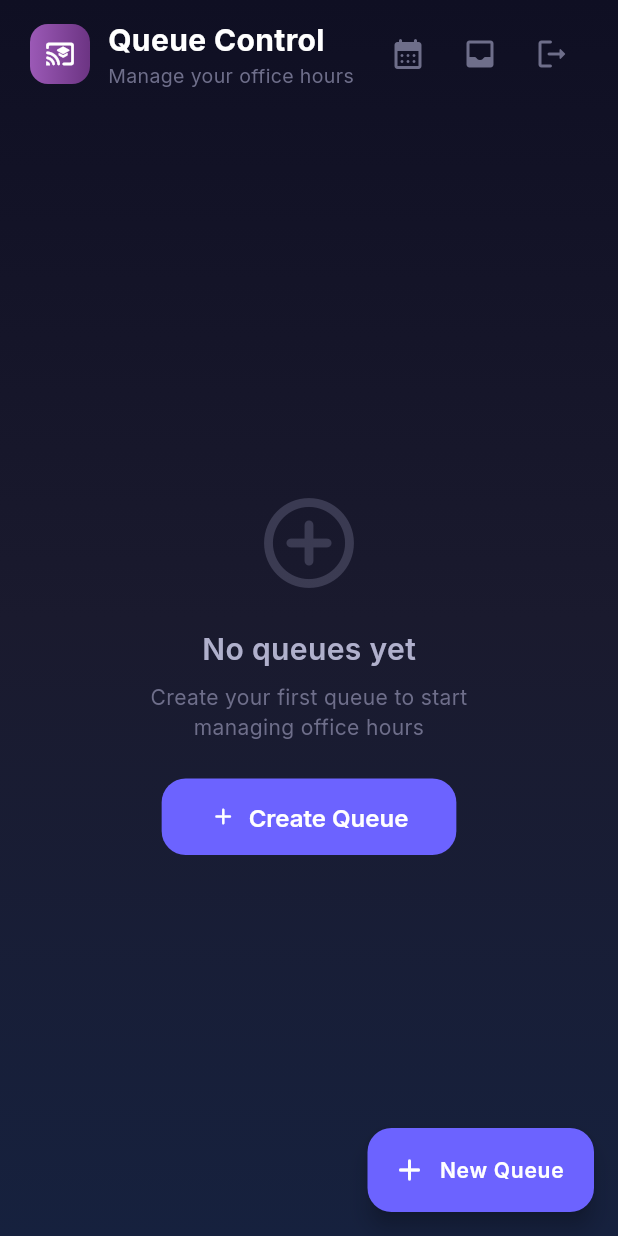
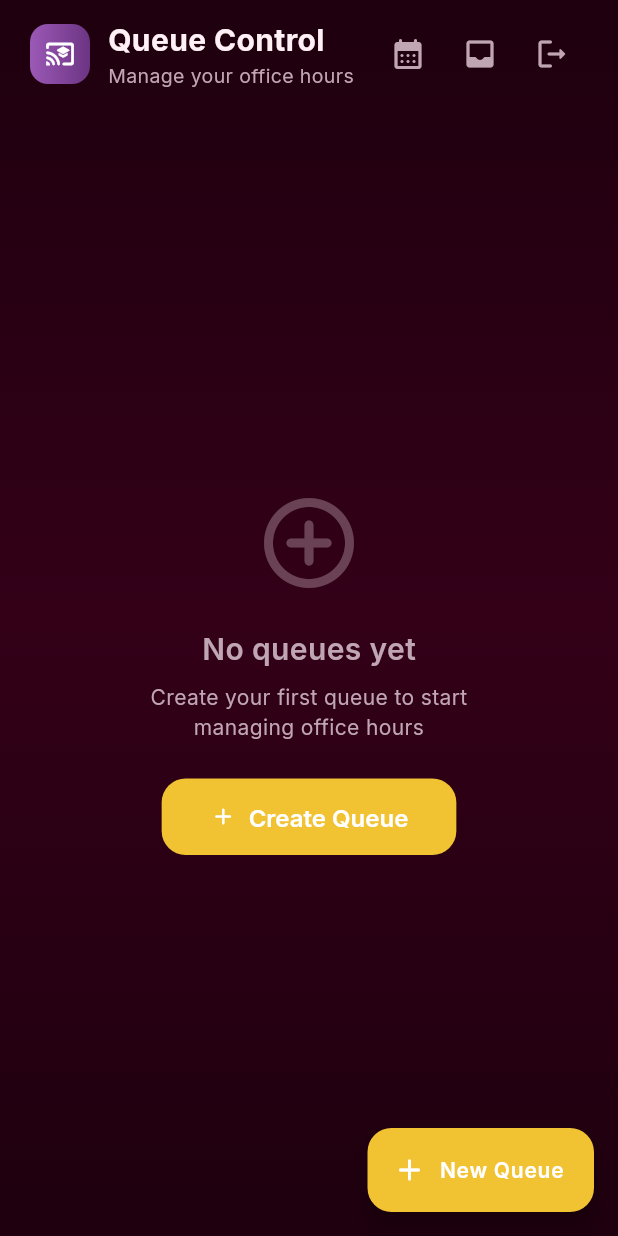
Before and after one commit to SaminYeasher/DigiQueue, a Flutter app: the QueueControlScreen screen opened directly, on a phone screen of 412 x 824 dp. Run offline on Flutter 3.47's test engine with Material 3 defaults, Android fonts, the phone set to English and light mode, and no system bars; our stand-ins replace cloud_firestore, firebase_auth, firebase_core, flutter_riverpod, google_fonts; accounts and stored records are empty.

Commit message:
theme color setup and BG color based on EDU

```diff
--- a/lib/main.dart
+++ b/lib/main.dart
@@ -83,7 +83,7 @@ class _AuthGate extends ConsumerWidget {
               const SizedBox(height: 4),
               Text(
                 '$error',
-                style: TextStyle(color: AppColors.textMuted, fontSize: 12),
+                style: TextStyle(color: AppColors.textSecondary, fontSize: 12),
                 textAlign: TextAlign.center,
               ),
             ],
--- a/lib/screens/auth/role_select_screen.dart
+++ b/lib/screens/auth/role_select_screen.dart
@@ -151,7 +151,7 @@ class _RoleSelectScreenState extends ConsumerState<RoleSelectScreen>
                             gradient: const LinearGradient(
                               begin: Alignment.topLeft,
                               end: Alignment.bottomRight,
-                              colors: [Color(0xFF6C63FF), Color(0xFF4A42DB)],
+                              colors: [Color(0xFFF1C232), Color(0xFFBF9000)],
                             ),
                             isSelected: _selectedIndex == 0,
                             onTap: () => _selectRole(0),
--- a/lib/screens/professor/queue_control_screen.dart
+++ b/lib/screens/professor/queue_control_screen.dart
@@ -325,7 +325,7 @@ class _QueueControlScreenState extends ConsumerState<QueueControlScreen>
                             Text(
                               'Manage your office hours',
                               style: TextStyle(
-                                color: AppColors.textMuted,
+                                color: AppColors.textSecondary,
                                 fontSize: 13,
                               ),
                             ),
@@ -341,7 +341,7 @@ class _QueueControlScreenState extends ConsumerState<QueueControlScreen>
                           ));
                         },
                         icon: const Icon(Icons.calendar_month_rounded,
-                            color: AppColors.textMuted),
+                            color: AppColors.textSecondary),
                         tooltip: 'Appointments',
                       ),
                       // Inbox button with badge
@@ -355,14 +355,14 @@ class _QueueControlScreenState extends ConsumerState<QueueControlScreen>
                             ));
                           },
                           icon: const Icon(Icons.inbox_rounded,
-                              color: AppColors.textMuted),
+                              color: AppColors.textSecondary),
                           tooltip: 'Inbox',
                         ),
                       ),
                       IconButton(
                         onPressed: _signOut,
                         icon: const Icon(Icons.logout_rounded,
-                            color: AppColors.textMuted),
+                            color: AppColors.textSecondary),
                         tooltip: 'Sign Out',
                       ),
                     ],
@@ -416,7 +416,7 @@ class _QueueControlScreenState extends ConsumerState<QueueControlScreen>
           Icon(
             Icons.add_circle_outline_rounded,
             size: 72,
-            color: AppColors.textMuted.withValues(alpha: 0.4),
+            color: AppColors.textSecondary.withValues(alpha: 0.4),
           ),
           const SizedBox(height: 20),
           const Text(
@@ -432,7 +432,7 @@ class _QueueControlScreenState extends ConsumerState<QueueControlScreen>
             'Create your first queue to start\nmanaging office hours',
             textAlign: TextAlign.center,
             style: TextStyle(
-              color: AppColors.textMuted,
+              color: AppColors.textSecondary,
               fontSize: 14,
             ),
           ),
@@ -606,12 +606,12 @@ class _LiveControlCard extends StatelessWidget {
                     Row(
                       children: [
                         const Icon(Icons.room_outlined,
-                            size: 14, color: AppColors.textMuted),
+                            size: 14, color: AppColors.textSecondary),
                         const SizedBox(width: 4),
                         Text(
                           queue.roomNumber,
                           style: const TextStyle(
-                            color: AppColors.textMuted,
+                            color: AppColors.textSecondary,
                             fontSize: 13,
                           ),
                         ),
@@ -658,7 +658,7 @@ class _LiveControlCard extends StatelessWidget {
                 Text(
                   'CURRENTLY SERVING',
                   style: TextStyle(
-                    color: AppColors.textMuted,
+                    color: AppColors.textSecondary,
                     fontSize: 11,
                     fontWeight: FontWeight.w600,
                     letterSpacing: 2,
@@ -711,7 +711,7 @@ class _LiveControlCard extends StatelessWidget {
               IconButton(
                 onPressed: onReset,
                 icon: const Icon(Icons.refresh_rounded),
-                color: AppColors.textMuted,
+                color: AppColors.textSecondary,
                 tooltip: 'Reset Queue',
               ),
               // History button
@@ -833,7 +833,7 @@ class _MiniStat extends StatelessWidget {
           Text(
             label,
             style: const TextStyle(
-              color: AppColors.textMuted,
+              color: AppColors.textSecondary,
               fontSize: 11,
               fontWeight: FontWeight.w500,
             ),
--- a/lib/theme/app_theme.dart
+++ b/lib/theme/app_theme.dart
@@ -2,16 +2,16 @@ import 'package:flutter/material.dart';
 import 'package:google_fonts/google_fonts.dart';
 
 class AppColors {
-  // Primary palette
-  static const primary = Color(0xFF6C63FF);
-  static const primaryLight = Color(0xFF8B83FF);
-  static const primaryDark = Color(0xFF4A42DB);
+  // Primary Gold Palette
+  static const primary = Color(0xFFF1C232);
+  static const primaryLight = Color(0xFFFFE599);
+  static const primaryDark = Color(0xFFD4A316);
 
-  // Surface / Background
-  static const surface = Color(0xFF1A1A2E);
-  static const surfaceLight = Color(0xFF232342);
-  static const surfaceCard = Color(0xFF2A2A4A);
-  static const surfaceOverlay = Color(0x336C63FF);
+  // Corrected Burgundy Surfaces
+  static const background = Color(0xFF1E000E);
+  static const surface = Color(0xFF330018);
+  static const surfaceCard = Color(0xFF4A0023);
+  static const surfaceHighlight = Color(0xFF6A0032);
 
   // Status colors
   static const success = Color(0xFF2ECC71); // Live / your turn
@@ -21,28 +21,28 @@ class AppColors {
   static const error = Color(0xFFFF6B6B); // Closed / skipped
   static const errorGlow = Color(0x33FF6B6B);
 
-  // Text
-  static const textPrimary = Color(0xFFFFFFFF);
-  static const textSecondary = Color(0xFFB0B0CC);
-  static const textMuted = Color(0xFF6E6E8A);
+  // Typography & Dividers
+  static const textPrimary = Color(0xFFFFF0F5);
+  static const textSecondary = Color(0xFFC0A6B2);
+  static const outline = Color(0xFF5C1439);
 
   // Gradients
   static const primaryGradient = LinearGradient(
     begin: Alignment.topLeft,
     end: Alignment.bottomRight,
-    colors: [Color(0xFF6C63FF), Color(0xFF9B59B6)],
+    colors: [Color(0xFFF1C232), Color(0xFFFFD966)],
   );
 
   static const backgroundGradient = LinearGradient(
     begin: Alignment.topCenter,
     end: Alignment.bottomCenter,
-    colors: [Color(0xFF0F0F23), Color(0xFF1A1A2E), Color(0xFF16213E)],
+    colors: [background, surface, background],
   );
 
   static const cardGradient = LinearGradient(
     begin: Alignment.topLeft,
     end: Alignment.bottomRight,
-    colors: [Color(0xFF2A2A4A), Color(0xFF1E1E3A)],
+    colors: [surfaceCard, surface],
   );
 
   static const successGradient = LinearGradient(
@@ -57,7 +57,7 @@ class AppTheme {
     return ThemeData(
       useMaterial3: true,
       brightness: Brightness.dark,
-      scaffoldBackgroundColor: AppColors.surface,
+      scaffoldBackgroundColor: AppColors.background,
       colorScheme: const ColorScheme.dark(
         primary: AppColors.primary,
         secondary: AppColors.primaryLight,
@@ -170,7 +170,7 @@ class AppTheme {
         ),
         enabledBorder: OutlineInputBorder(
           borderRadius: BorderRadius.circular(16),
-          borderSide: BorderSide(color: AppColors.textMuted.withValues(alpha: 0.3)),
+          borderSide: const BorderSide(color: AppColors.outline),
         ),
         focusedBorder: OutlineInputBorder(
           borderRadius: BorderRadius.circular(16),
@@ -180,7 +180,7 @@ class AppTheme {
           borderRadius: BorderRadius.circular(16),
           borderSide: const BorderSide(color: AppColors.error, width: 1.5),
         ),
-        hintStyle: const TextStyle(color: AppColors.textMuted),
+        hintStyle: const TextStyle(color: AppColors.textSecondary),
         labelStyle: const TextStyle(color: AppColors.textSecondary),
       ),
       cardTheme: CardThemeData(
@@ -196,7 +196,7 @@ class AppTheme {
           if (states.contains(WidgetState.selected)) {
             return AppColors.success;
           }
-          return AppColors.textMuted;
+          return AppColors.outline;
         }),
         trackColor: WidgetStateProperty.resolveWith((states) {
           if (states.contains(WidgetState.selected)) {
@@ -214,7 +214,7 @@ class AppTheme {
         behavior: SnackBarBehavior.floating,
       ),
       dialogTheme: DialogThemeData(
-        backgroundColor: AppColors.surfaceLight,
+        backgroundColor: AppColors.surfaceHighlight,
         shape: RoundedRectangleBorder(
           borderRadius: BorderRadius.circular(24),
         ),
--- a/lib/widgets/faculty_action_buttons.dart
+++ b/lib/widgets/faculty_action_buttons.dart
@@ -92,7 +92,7 @@ class FacultyActionButtons extends StatelessWidget {
                 shape: RoundedRectangleBorder(
                   borderRadius: BorderRadius.circular(16),
                 ),
-                color: AppColors.surfaceLight,
+                color: AppColors.surfaceHighlight,
                 itemBuilder: (context) => [
                   _holdMenuItem(2),
                   _holdMenuItem(5),
--- a/lib/widgets/hold_timer_widget.dart
+++ b/lib/widgets/hold_timer_widget.dart
@@ -155,11 +155,11 @@ class _HoldTimerWidgetState extends State<HoldTimerWidget>
               TextButton.icon(
                 onPressed: widget.onCancelHold,
                 icon: const Icon(Icons.cancel_outlined,
-                    size: 18, color: AppColors.textMuted),
+                    size: 18, color: AppColors.textSecondary),
                 label: const Text(
                   'Cancel Hold',
                   style: TextStyle(
-                    color: AppColors.textMuted,
+                    color: AppColors.textSecondary,
                     fontSize: 13,
                   ),
                 ),
--- a/lib/widgets/ticket_display.dart
+++ b/lib/widgets/ticket_display.dart
@@ -94,7 +94,7 @@ class _TicketDisplayState extends State<TicketDisplay>
   Color get _glowColor {
     if (_isYourTurn) return AppColors.successGlow;
     if (_isAlmostTurn) return AppColors.warningGlow;
-    return AppColors.surfaceOverlay;
+    return AppColors.surfaceHighlight;
   }
 
   @override
@@ -148,7 +148,7 @@ class _TicketDisplayState extends State<TicketDisplay>
         Text(
           'YOUR TOKEN',
           style: TextStyle(
-            color: AppColors.textMuted,
+            color: AppColors.textSecondary,
             fontSize: 12,
             fontWeight: FontWeight.w600,
             letterSpacing: 2,
@@ -200,7 +200,7 @@ class _TicketDisplayState extends State<TicketDisplay>
         Text(
           'CURRENTLY SERVING',
           style: TextStyle(
-            color: AppColors.textMuted,
+            color: AppColors.textSecondary,
             fontSize: 12,
             fontWeight: FontWeight.w600,
             letterSpacing: 2,
```
Also changed, not shown: lib/screens/auth/login_screen.dart (+4 -4 lines), lib/screens/professor/faculty_appointments_screen.dart (+6 -6 lines), lib/screens/professor/faculty_inbox_screen.dart (+17 -17 lines), lib/screens/professor/queue_history_screen.dart (+7 -7 lines), lib/screens/student/active_ticket_screen.dart (+4 -4 lines), lib/screens/student/queue_list_screen.dart (+7 -7 lines), lib/screens/student/student_appointment_screen.dart (+20 -20 lines), lib/screens/student/student_inbox_screen.dart (+7 -7 lines), lib/widgets/queue_card.dart (+5 -5 lines), lib/widgets/up_next_list.dart (+5 -5 lines).
